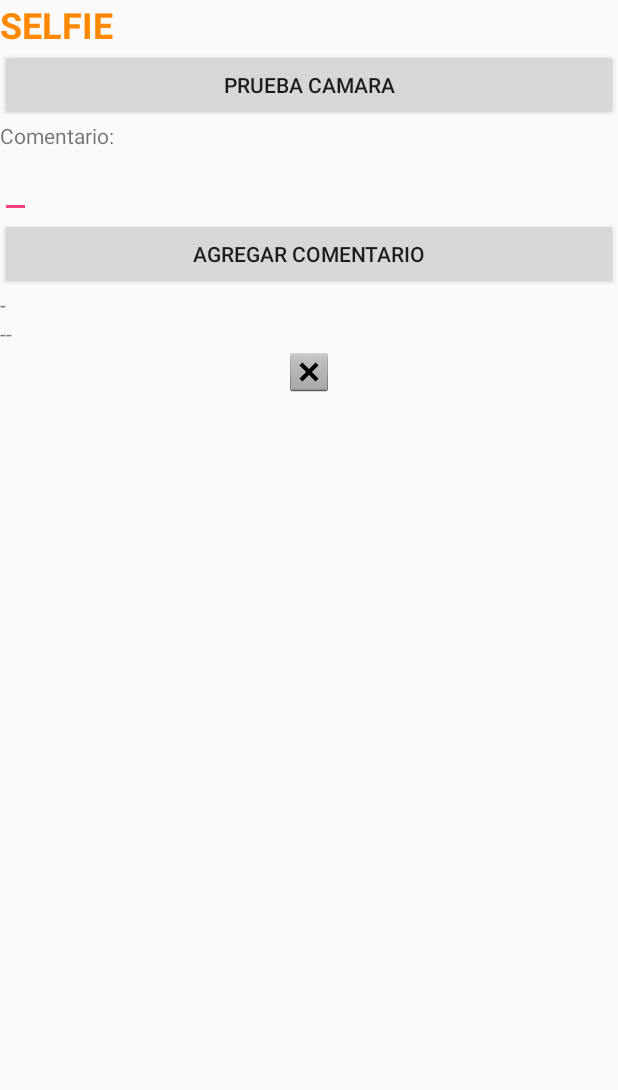
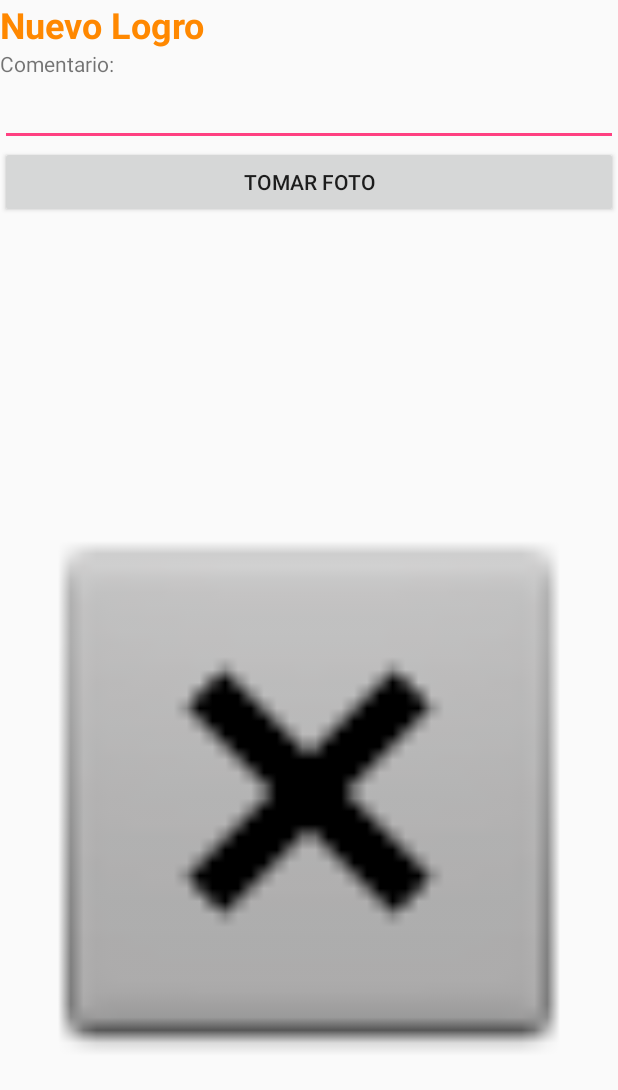
Before and after one commit to UTN-FRBA-Mobile/Fitlandia, an Android app: the screen it shows after launch (Selfie), after a tap on "SELFIE", on a phone screen of 412 x 824 dp. Shown: the top 1090 px of the screen. Run offline under Robolectric (Android 15) with nearby library versions, the phone set to English and light mode, and no system bars; our stand-ins replace ButterKnife, Picasso; libraries missing offline, so code that uses them is left out: com.esotericsoftware.kryo, com.theartofdev.edmodo, io.paperdb; pictures from the network do not load; 2 statements that could not run were skipped.

Commit message:
fix selfie y guardar foto de perfil

```diff
--- a/app/src/main/java/ar/com/fitlandia/fitlandia/MainActivity.java
+++ b/app/src/main/java/ar/com/fitlandia/fitlandia/MainActivity.java
@@ -1,6 +1,10 @@
 package ar.com.fitlandia.fitlandia;
 
+import android.content.Context;
 import android.content.Intent;
+import android.graphics.Bitmap;
+import android.net.Uri;
+import android.provider.MediaStore;
 import android.support.v7.app.AppCompatActivity;
 import android.os.Bundle;
 import android.view.View;
@@ -14,9 +18,14 @@ import android.view.Menu;
 import android.view.MenuItem;
 import android.support.v4.app.Fragment;
 import android.support.v4.app.FragmentTransaction;
+import android.widget.ImageView;
 import android.widget.TextView;
 //import ar.com.fitlandia.fitlandia.utils.Fragments.LoginFragment;
 
+
+import com.squareup.picasso.Picasso;
+
+import java.io.ByteArrayOutputStream;
 
 import ar.com.fitlandia.fitlandia.logrosok.HistoricoLogrosActivity;
 import ar.com.fitlandia.fitlandia.models.UsuarioModel;
@@ -36,6 +45,7 @@ public class MainActivity extends AppCompatActivity
     View headerView;
     ApplicationGlobal applicationGlobal ;
     TextView menuTextoSuperior;
+    ImageView imageView;
      @Override
      protected void onCreate(Bundle savedInstanceState) {
          super.onCreate(savedInstanceState);
@@ -60,6 +70,7 @@ public class MainActivity extends AppCompatActivity
 
          headerView = navigationView.getHeaderView(0);
          menuTextoSuperior =(TextView) headerView.findViewById(R.id.menuTextoSuperior);
+         imageView = headerView.findViewById(R.id.imageView);
      }
 
     @Override
@@ -144,8 +155,24 @@ public class MainActivity extends AppCompatActivity
         if(menuTextoSuperior!=null && applicationGlobal.getUsuario()!=null){
 
             menuTextoSuperior.setText( applicationGlobal.getUsuario().getUsername());
+
+            //Picasso.get().load(applicationGlobal.getUsuario().getFotoPerfilBitmap()).into(imageView);
+            if(applicationGlobal.tieneFotoPerfil()){
+                //Picasso.get().load(applicationGlobal.getUsuario().getFotoPerfilBitmap()).into(imageView);
+                imageView.setImageBitmap(applicationGlobal.getFotoPerfilBitmap());
+                //Uri imagen = getImageUri(getApplicationContext(), applicationGlobal.getFotoPerfilBitmap());
+                //Picasso.get().load(imagen).into(imageView);
+            }
+
         }
     }
+    public Uri getImageUri(Context inContext, Bitmap inImage) {
+        ByteArrayOutputStream bytes = new ByteArrayOutputStream();
+        inImage.compress(Bitmap.CompressFormat.JPEG, 100, bytes);
+        String path = MediaStore.Images.Media.insertImage(inContext.getContentResolver(), inImage, "Title", null);
+        return Uri.parse(path);
+    }
+
 
     public void goToRutinas(View v){
         //Intent intent = new Intent(this, Rutinas.class);
--- a/app/src/main/res/layout/activity_selfie.xml
+++ b/app/src/main/res/layout/activity_selfie.xml
@@ -12,17 +12,11 @@
         android:id="@+id/textView2"
         android:layout_height="wrap_content"
         android:layout_width="match_parent"
-        android:text="SELFIE"
+        android:text="Nuevo Logro"
         android:textColor="@android:color/holo_orange_dark"
         android:textSize="24sp"
-        android:textStyle="bold"
-        tools:text="SELFIE" />
+        android:textStyle="bold"/>
 
-    <Button
-        android:id="@+id/btnAbrirCamara"
-        android:layout_width="match_parent"
-        android:layout_height="wrap_content"
-        android:text="Prueba Camara" />
 
     <TextView
         android:id="@+id/mensaje_comentario"
@@ -32,18 +26,28 @@
 
     <EditText
         android:id="@+id/comentario"
-        android:layout_width="wrap_content"
+        android:layout_width="match_parent"
         android:layout_height="wrap_content"
         android:inputType="textCapSentences|textAutoCorrect" />
+
+
+    <Button
+        android:id="@+id/btnAbrirCamara"
+        android:layout_width="match_parent"
+        android:layout_height="wrap_content"
+        android:text="Tomar foto" />
+
 
     <Button
         android:id="@+id/btnAgregarComentario"
         android:layout_width="match_parent"
         android:layout_height="wrap_content"
-        android:text="Agregar Comentario" />
+        android:visibility="invisible"
+        android:text="Guardar" />
     <TextView
         android:id="@+id/selfie_estado"
         android:layout_width="match_parent"
+        android:visibility="invisible"
         android:layout_height="wrap_content"
         android:text="-" />
 
@@ -52,12 +56,13 @@
         android:layout_width="match_parent"
         android:layout_height="wrap_content"
         android:autoLink="web"
+        android:visibility="invisible"
         android:inputType="textUri"
         android:text="--" />
 
     <ImageView
         android:id="@+id/imagenok"
         android:layout_width="match_parent"
-        android:layout_height="wrap_content"
+        android:layout_height="match_parent"
         app:srcCompat="@android:drawable/btn_dialog" />
 </LinearLayout>
--- a/app/src/main/res/layout/nav_header_main.xml
+++ b/app/src/main/res/layout/nav_header_main.xml
@@ -16,7 +16,7 @@
     <ImageView
         android:id="@+id/imageView"
         android:layout_width="wrap_content"
-        android:layout_height="wrap_content"
+        android:layout_height="100dp"
         android:contentDescription="@string/nav_header_desc"
         android:paddingTop="8dp"
         app:srcCompat="@mipmap/ic_launcher_round" />
```
Also changed, not shown: app/src/main/java/ar/com/fitlandia/fitlandia/LoginActivity.java (+34 -5 lines), app/src/main/java/ar/com/fitlandia/fitlandia/Perfil.java (+142 -4 lines), app/src/main/java/ar/com/fitlandia/fitlandia/Selfie.java (+35 -3 lines), app/src/main/java/ar/com/fitlandia/fitlandia/models/UsuarioModel.java (+35 -0 lines), app/src/main/java/ar/com/fitlandia/fitlandia/utils/ApplicationGlobal.java (+26 -0 lines), app/src/main/res/layout/activity_perfil.xml (+13 -1 lines).
